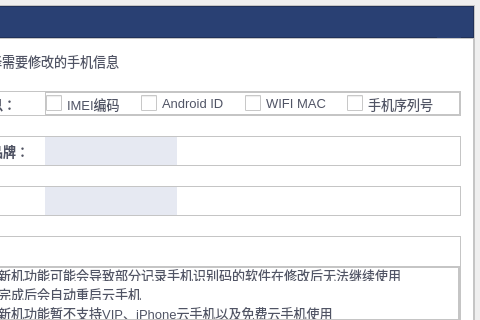
Above: oneclicknewmachinedialog.ui from ZhouMei20220810/TEST before the change; both pictures show x 95 to 575 and y 0 to 320 of the 575 by 498 pixel window. Below: the same form after it.
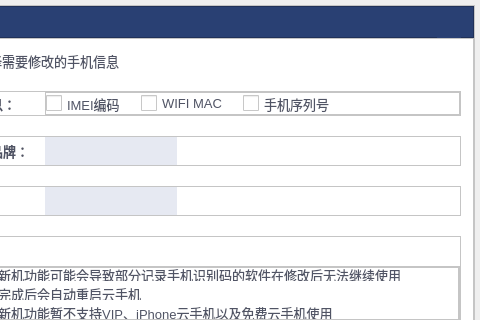
That is the form after the change. Icons and pictures are not drawn.

Commit message: Android ID固定不变

```diff
--- a/oneclicknewmachinedialog.ui
+++ b/oneclicknewmachinedialog.ui
@@ -534,58 +534,6 @@
                  </property>
                 </widget>
                </item>
-               <item>
-                <widget class="QCheckBox" name="checkBoxAndroidID">
-                 <property name="font">
-                  <font>
-                   <pointsize>-1</pointsize>
-                  </font>
-                 </property>
-                 <property name="cursor">
-                  <cursorShape>PointingHandCursor</cursorShape>
-                 </property>
-                 <property name="styleSheet">
-                  <string notr="true"> QCheckBox {
-     spacing: 5px;
-	 font-size:13px;
-	 color:#505465;
- }
-
- QCheckBox::indicator {
-     width: 16px;
-     height: 16px;
- }
-
- QCheckBox::indicator:unchecked {
-     image: url(:/login/resource/login/option_normal.png);
- }
-
- QCheckBox::indicator:unchecked:hover {
-     image: url(:/login/resource/login/option_normal.png);
- }
-
- QCheckBox::indicator:unchecked:pressed {
-     image: url(:/login/resource/login/option_normal.png);
- }
-
- QCheckBox::indicator:checked {
-     image: url(:/login/resource/login/option_select.png);
- }
-
- QCheckBox::indicator:checked:hover {
-     image: url(:/login/resource/login/option_select.png);
- }
-
- QCheckBox::indicator:checked:pressed {
-     image: url(:/login/resource/login/option_select.png);
- }
-</string>
-                 </property>
-                 <property name="text">
-                  <string>Android ID</string>
-                 </property>
-                </widget>
-               </item>
                <item>
                 <widget class="QCheckBox" name="checkBoxWIFIMAC">
                  <property name="font">
```
The commit also changes 2 other files.
